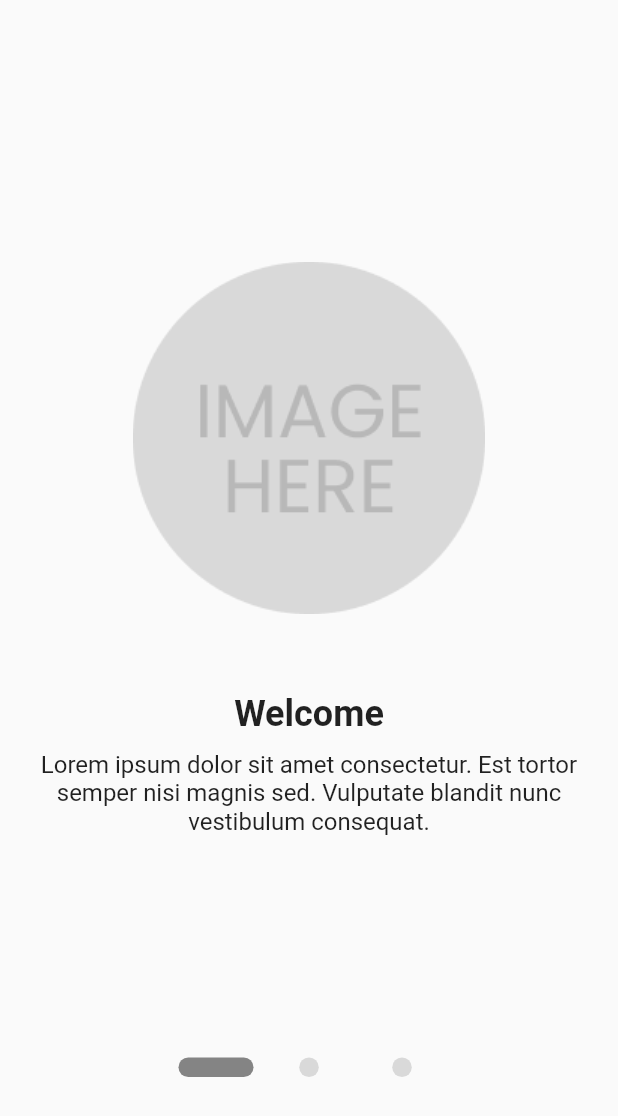
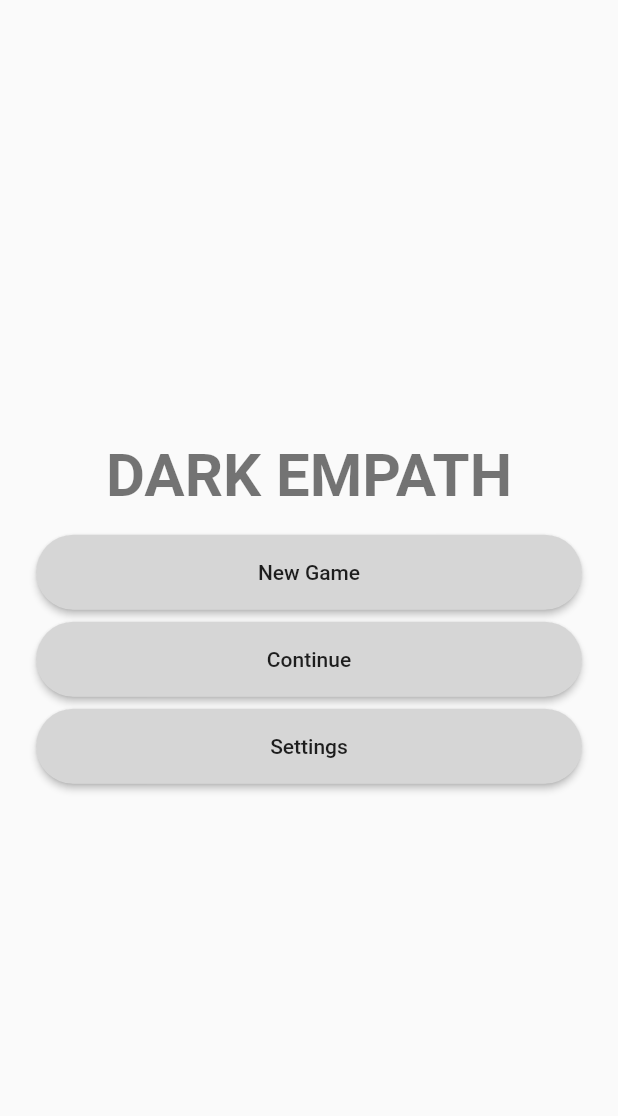
Before and after one commit to mrkdyrit/DarkEmpath, a Flutter app: the screen it shows after launch, on a phone screen of 412 x 824 dp. Shown: the top 1116 px of the screen. Run offline on Flutter 3.47's test engine with Material 2 defaults, Android fonts, the phone set to English and light mode, and no system bars; drawn by our look-alikes of dots_indicator; our stand-ins replace smooth_corner.

Commit message:
Combined all screens to create a functional application

```diff
--- a/lib/main.dart
+++ b/lib/main.dart
@@ -1,6 +1,5 @@
-import 'package:darkempath/screens/characters/character_info.dart';
+import 'package:darkempath/screens/prologue/welcome.dart';
 import 'package:flutter/material.dart';
-import 'package:darkempath/screens/onboarding/onboarding_screen.dart';
 
 void main() {
   runApp(const MyApp());
@@ -11,11 +10,8 @@ class MyApp extends StatelessWidget {
 
   @override
   Widget build(BuildContext context) {
-    return MaterialApp(
-      home:  OnboardingScreen(),
-      theme: ThemeData(
-        primarySwatch: Colors.deepPurple,
-      ),
+    return const MaterialApp(
+      home: WelcomeScreen(),
       debugShowCheckedModeBanner: false,
     );
   }
--- a/lib/screen_helper.dart
+++ b/lib/screen_helper.dart
@@ -1,4 +1,3 @@
-import 'package:darkempath/screens/inbox/inbox.dart';
 import 'package:flutter/material.dart';
 import 'package:darkempath/screens/onboarding/onboarding_screen.dart';
 
--- a/lib/screens/onboarding/onboarding_screen.dart
+++ b/lib/screens/onboarding/onboarding_screen.dart
@@ -1,10 +1,9 @@
+import 'package:darkempath/screens/characters/character_selection.dart';
+import 'package:darkempath/screens/inbox/inbox.dart';
+import 'package:darkempath/utils/custom_colors.dart';
 import 'package:flutter/material.dart';
 import 'package:dots_indicator/dots_indicator.dart';
-
-
-void main() {
-  runApp(OnboardingScreen());
-}
+import 'package:smooth_corner/smooth_corner.dart';
 
 final List<OnboardingPage> onboardingPages = [
   OnboardingPage(
@@ -66,17 +65,30 @@ class _OnboardingScreenState extends State<OnboardingScreen> {
             ),
           ),
           Padding(
-        padding: EdgeInsets.only(bottom: 100.0), // Adjust the padding
-        child: DotsIndicator(
+            padding: const EdgeInsets.only(bottom: 100.0),
+            child: Column(
+              children: [
+                if (_currentIndex == (onboardingPages.length - 1)) ...[
+                  TextButton(
+                    onPressed: () {
+                      Navigator.pushAndRemoveUntil(context, MaterialPageRoute(builder: (context) => const InboxScreen()), (route) => false);
+                    },
+                    child: const Text('Tap here to start game')
+                  )
+                ] else ...[
+                  DotsIndicator(
                     dotsCount: onboardingPages.length,
                     position: _currentIndex.toInt(),
                     decorator: DotsDecorator(
-            color: Color(0xFFD9D9D9), // Background color
-            activeColor: Color(0xFF848484), // Active color
+                      color: const Color(0xFFD9D9D9), // Background color
+                      activeColor: const Color(0xFF848484), // Active color
                       size: const Size(50.0, 13.0), // Width and height
                       activeSize: const Size(50.0, 13.0), // Width and height for active dot
                       activeShape: RoundedRectangleBorder(borderRadius: BorderRadius.circular(36.0)),
                     ),
+                  ),
+                ],
+              ],
             ),
           ),
         ],
@@ -88,7 +100,7 @@ class _OnboardingScreenState extends State<OnboardingScreen> {
 class OnboardingPageWidget extends StatelessWidget {
   final OnboardingPage page;
 
-  OnboardingPageWidget(this.page);
+  const OnboardingPageWidget(this.page, {super.key});
 
   @override
   Widget build(BuildContext context) {
@@ -99,16 +111,16 @@ class OnboardingPageWidget extends StatelessWidget {
           page.imageUrl,
           width: 300,
         ),
-        SizedBox(height: 20),
+        const SizedBox(height: 20),
         Text(
           page.title,
-          style: TextStyle(fontSize: 24, fontWeight: FontWeight.bold),
+          style: const TextStyle(fontSize: 24, fontWeight: FontWeight.bold),
         ),
-        SizedBox(height: 10),
+        const SizedBox(height: 10),
         Text(
           page.description,
           textAlign: TextAlign.center,
-          style: TextStyle(fontSize: 16),
+          style: const TextStyle(fontSize: 16),
         ),
       ],
     );
--- /dev/null
+++ b/lib/screens/prologue/welcome.dart
@@ -0,0 +1,116 @@
+import 'package:darkempath/screens/characters/character_selection.dart';
+import 'package:darkempath/utils/custom_colors.dart';
+import 'package:flutter/material.dart';
+import 'package:smooth_corner/smooth_corner.dart';
+
+class WelcomeScreen extends StatefulWidget {
+  const WelcomeScreen({super.key});
+
+  @override
+  State<WelcomeScreen> createState() => _WelcomeScreenState();
+}
+
+class _WelcomeScreenState extends State<WelcomeScreen> {
+  double buttonsMarginBottom = 8;
+
+  @override
+  void initState() {
+    super.initState();
+  }
+
+  @override
+  Widget build(BuildContext context) {
+    return Scaffold(
+      body: Container(
+        margin: const EdgeInsets.all(16),
+        child: LayoutBuilder(
+          builder: ((context, constraints) => Container(
+            margin: const EdgeInsets.all(8),
+            constraints: BoxConstraints(
+              minHeight: constraints.maxHeight
+            ),
+            child: Column(
+              mainAxisAlignment: MainAxisAlignment.center,
+              children: [
+                Container(
+                  margin: const EdgeInsets.only(bottom: 16),
+                  child: Center(
+                    child: Text(
+                      'DARK EMPATH',
+                      style: Theme.of(context).textTheme.headlineLarge?.copyWith(
+                        fontWeight: FontWeight.bold
+                      ),
+                    ),
+                  ),
+                ),
+                Container(
+                  margin: EdgeInsets.only(bottom: buttonsMarginBottom),
+                  child: ElevatedButton(
+                    onPressed: () {
+                      Navigator.push(
+                        context,
+                        MaterialPageRoute(builder: (context) => const CharacterSelectionScreen())
+                      );
+                    },
+                    style: ElevatedButton.styleFrom(
+                      backgroundColor: DarkEmpathColors.buttonColor,
+                      minimumSize: const Size.fromHeight(50),
+                      shape: SmoothRectangleBorder(
+                        smoothness: 0.6,
+                        borderRadius: BorderRadius.circular(40),
+                      ),
+                    ),
+                    child: Text(
+                      'New Game',
+                      style: Theme.of(context).textTheme.labelLarge,
+                    ),
+                  ),
+                ),
+                Container(
+                  margin: EdgeInsets.only(bottom: buttonsMarginBottom),
+                  child: ElevatedButton(
+                    onPressed: () {
+
+                    },
+                    style: ElevatedButton.styleFrom(
+                      backgroundColor: DarkEmpathColors.buttonColor,
+                      minimumSize: const Size.fromHeight(50),
+                      shape: SmoothRectangleBorder(
+                        smoothness: 0.6,
+                        borderRadius: BorderRadius.circular(40),
+                      ),
+                    ),
+                    child: Text(
+                      'Continue',
+                      style: Theme.of(context).textTheme.labelLarge,
+                    ),
+                  ),
+                ),
+                Container(
+                  margin: EdgeInsets.only(bottom: buttonsMarginBottom),
+                  child: ElevatedButton(
+                    onPressed: () {
+
+                    },
+                    style: ElevatedButton.styleFrom(
+                      backgroundColor: DarkEmpathColors.buttonColor,
+                      minimumSize: const Size.fromHeight(50),
+                      shape: SmoothRectangleBorder(
+                        smoothness: 0.6,
+                        borderRadius: BorderRadius.circular(40),
+                      ),
+                    ),
+                    child: Text(
+                      'Settings',
+                      style: Theme.of(context).textTheme.labelLarge,
+                    ),
+                  ),
+                ),
+              ],
+            ),
+          )),
+        ),
+      )
+    );
+  }
+}
--- /dev/null
+++ b/lib/utils/custom_colors.dart
@@ -0,0 +1,14 @@
+import 'package:flutter/material.dart';
+
+class DarkEmpathColors
+{
+  static const Color primaryColor = Color.fromRGBO(0, 28, 58, 1);
+  static const Color secondaryColor = Color.fromRGBO(0, 123, 255, 1);
+  static const Color bgColor = Color.fromRGBO(246, 246, 246, 1);
+  static const Color contentColor = Color.fromRGBO(105, 105, 105, 1);
+
+  static const Color greyColor = Color.fromRGBO(204, 204, 204, 1);
+
+  // Widget Colors
+  static const Color buttonColor = Color.fromRGBO(214, 214, 214, 1);
+}
--- a/pubspec.yaml
+++ b/pubspec.yaml
@@ -12,7 +12,7 @@ dependencies:
   flutter:
     sdk: flutter
   dots_indicator: 3.0.0
-
+  smooth_corner: ^1.1.0
 
 dev_dependencies:
   flutter_test:
```
Also changed, not shown: lib/data/chat/chat_data.dart (added, +58 -0 lines), lib/screens/characters/character_info.dart (+16 -10 lines), lib/screens/characters/character_selection.dart (added, +65 -0 lines), lib/screens/conversation/conversation.dart (added, +23 -0 lines), lib/widgets/characters/character_buttons.dart (added, +31 -0 lines), lib/utils/text_theme.dart (added), pubspec.lock. Lines whose indentation alone changed are shown as unchanged.
